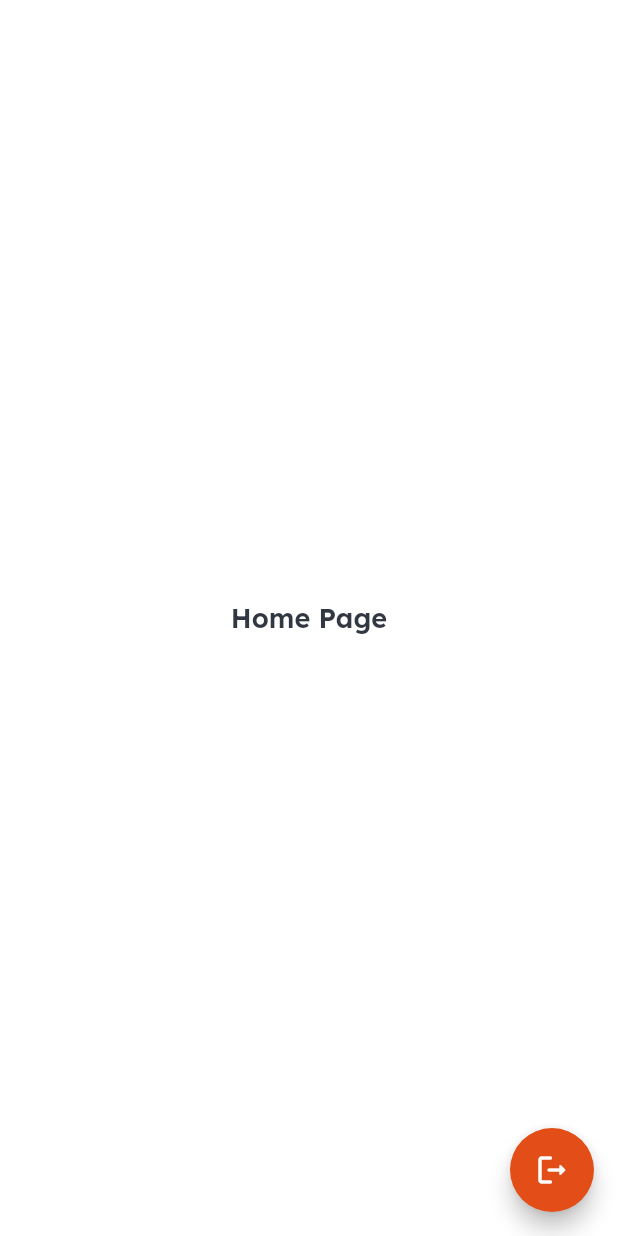
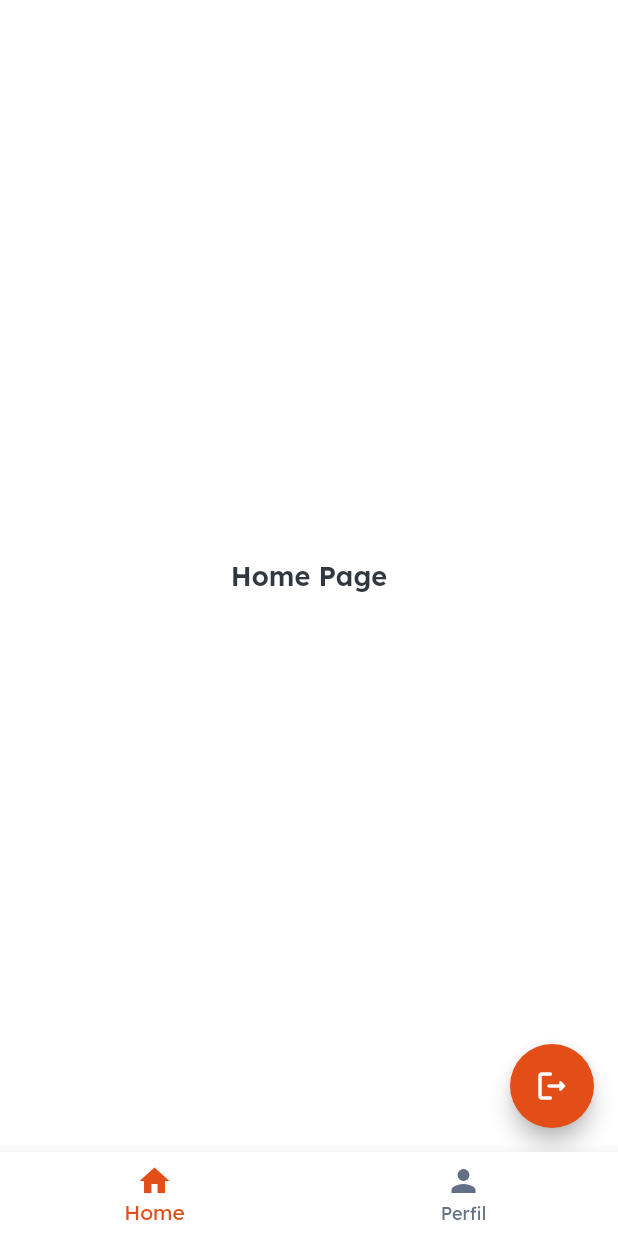
Before and after one commit to ViniciusPii/WIP-contact_auth_bloc_clean_arch, a Flutter app: the screen it shows once a user with an empty profile is signed in, after a tap on the "logout" icon, on a phone screen of 412 x 824 dp. Run offline on Flutter 3.47's test engine with Material 3 defaults, Android fonts, the phone set to English and light mode, and no system bars; our stand-ins replace bloc, firebase_auth, firebase_core, flutter_bloc, flutter_svg, get_it and 2 more; accounts and stored records are empty; generated files the repository leaves out were written again; network calls fail.

```diff
--- a/lib/src/di/inject.dart
+++ b/lib/src/di/inject.dart
@@ -11,6 +11,8 @@ import 'package:contact_auth_bloc/src/domain/use_cases/auth/sign_out_use_case.da
 import 'package:contact_auth_bloc/src/presentation/authentication/controller/authentication_cubit.dart';
 import 'package:contact_auth_bloc/src/presentation/home/controller/home_cubit.dart';
 import 'package:contact_auth_bloc/src/presentation/login/controller/login_cubit.dart';
+import 'package:contact_auth_bloc/src/presentation/navigation/controller/navigation_cubit.dart';
+import 'package:contact_auth_bloc/src/presentation/profile/controller/profile_cubit.dart';
 import 'package:contact_auth_bloc/src/presentation/welcome/controller/welcome_cubit.dart';
 import 'package:firebase_auth/firebase_auth.dart';
 import 'package:get_it/get_it.dart';
@@ -83,14 +85,20 @@ class Inject {
       ),
     );
     getIt.registerFactory(
-      () => HomeCubit(
-        signOutUseCase: getIt.get(),
-      ),
+      () => HomeCubit(),
     );
     getIt.registerFactory(
       () => AuthenticationCubit(
         isLoggedInUseCase: getIt.get(),
       ),
     );
+    getIt.registerFactory(
+      () => NavigationCubit(),
+    );
+    getIt.registerFactory(
+      () => ProfileCubit(
+        signOutUseCase: getIt.get(),
+      ),
+    );
   }
 }
--- a/lib/src/presentation/authentication/authentication_page.dart
+++ b/lib/src/presentation/authentication/authentication_page.dart
@@ -1,9 +1,7 @@
 import 'package:contact_auth_bloc/src/core/ui/base_bloc_state.dart';
 import 'package:contact_auth_bloc/src/presentation/authentication/controller/authentication_cubit.dart';
 import 'package:contact_auth_bloc/src/presentation/authentication/controller/authentication_state.dart';
-import 'package:contact_auth_bloc/src/presentation/home/home_page.dart';
-import 'package:contact_auth_bloc/src/presentation/login/login_page.dart';
-import 'package:contact_auth_bloc/src/presentation/welcome/welcome_page.dart';
+import 'package:contact_auth_bloc/src/routes/app_routes.dart';
 import 'package:flutter/material.dart';
 import 'package:flutter_bloc/flutter_bloc.dart';
 
@@ -27,9 +25,9 @@ class _AuthenticationPageState extends BaseBlocState<AuthenticationPage, Authent
       bloc: controller,
       builder: (context, state) {
         return switch (state) {
-          AuthenticationStateInitial() => const WelcomePage(),
-          AuthenticationStateAuthAuthenticated() => const HomePage(),
-          AuthenticationStateAuthUnauthenticated() => const LoginPage(),
+          AuthenticationStateInitial() => context.route(AppRoutes.welcome),
+          AuthenticationStateAuthUnauthenticated() => context.route(AppRoutes.login),
+          AuthenticationStateAuthAuthenticated() => context.route(AppRoutes.navigationPage),
         };
       },
     );
--- a/lib/src/presentation/home/controller/home_cubit.dart
+++ b/lib/src/presentation/home/controller/home_cubit.dart
@@ -1,21 +1,6 @@
 import 'package:bloc/bloc.dart';
-import 'package:contact_auth_bloc/src/core/errors/app_exceptions.dart';
-import 'package:contact_auth_bloc/src/domain/use_cases/auth/sign_out_use_case.dart';
 import 'package:contact_auth_bloc/src/presentation/home/controller/home_state.dart';
 
 class HomeCubit extends Cubit<HomeState> {
-  HomeCubit({
-    required SignOutUseCase signOutUseCase,
-  })  : _signOutUseCase = signOutUseCase,
-        super(const HomeStateInitial());
-
-  final SignOutUseCase _signOutUseCase;
-
-  Future<void> signOut() async {
-    try {
-      await _signOutUseCase();
-    } on AppGenericException catch (e) {
-      emit(HomeStateError(message: e.message ?? ''));
-    }
-  }
+  HomeCubit() : super(const HomeStateInitial());
 }
--- a/lib/src/presentation/home/home_page.dart
+++ b/lib/src/presentation/home/home_page.dart
@@ -31,8 +31,7 @@ class _HomePageState extends BaseBlocState<HomePage, HomeCubit> {
         },
         builder: (context, state) {
           return FloatingActionButton(
-            //TODO apagar após a pagina de detalhes
-            onPressed: () => controller.signOut(),
+            onPressed: () => {},
             child: const Icon(Icons.logout_rounded),
           );
         },
--- /dev/null
+++ b/lib/src/presentation/navigation/controller/navigation_cubit.dart
@@ -0,0 +1,8 @@
+import 'package:bloc/bloc.dart';
+import 'package:contact_auth_bloc/src/presentation/navigation/controller/navigation_state.dart';
+
+class NavigationCubit extends Cubit<NavigationState> {
+  NavigationCubit() : super(const NavigationStateCurrentPage(currentPageIndex: 0));
+
+  void changePage(int pageIndex) => emit(NavigationStateCurrentPage(currentPageIndex: pageIndex));
+}
--- /dev/null
+++ b/lib/src/presentation/navigation/controller/navigation_state.dart
@@ -0,0 +1,11 @@
+sealed class NavigationState {
+  const NavigationState({
+    required this.currentPageIndex,
+  });
+
+  final int currentPageIndex;
+}
+
+class NavigationStateCurrentPage extends NavigationState {
+  const NavigationStateCurrentPage({required super.currentPageIndex});
+}
--- /dev/null
+++ b/lib/src/presentation/navigation/navigation_page.dart
@@ -0,0 +1,58 @@
+import 'package:contact_auth_bloc/src/core/theme/app_styles.dart';
+import 'package:contact_auth_bloc/src/core/ui/base_bloc_state.dart';
+import 'package:contact_auth_bloc/src/presentation/navigation/controller/navigation_cubit.dart';
+import 'package:contact_auth_bloc/src/presentation/navigation/controller/navigation_state.dart';
+import 'package:contact_auth_bloc/src/routes/app_routes.dart';
+import 'package:flutter/material.dart';
+import 'package:flutter_bloc/flutter_bloc.dart';
+
+class NavigationPage extends StatefulWidget {
+  const NavigationPage({super.key});
+
+  @override
+  State<NavigationPage> createState() => _NavigationPageState();
+}
+
+class _NavigationPageState extends BaseBlocState<NavigationPage, NavigationCubit> {
+  @override
+  Widget build(BuildContext context) {
+    return BlocBuilder<NavigationCubit, NavigationState>(
+      bloc: controller,
+      builder: (context, state) {
+        return Scaffold(
+          body: _getPages(index: state.currentPageIndex),
+          bottomNavigationBar: BottomNavigationBar(
+            backgroundColor: AppStyles.background,
+            unselectedItemColor: AppStyles.textLightColor,
+            selectedItemColor: AppStyles.secondary,
+            currentIndex: state.currentPageIndex,
+            onTap: (index) {
+              controller.changePage(index);
+            },
+            items: const [
+              BottomNavigationBarItem(
+                label: 'Home',
+                icon: Icon(Icons.home),
+              ),
+              BottomNavigationBarItem(
+                label: 'Perfil',
+                icon: Icon(Icons.person),
+              ),
+            ],
+          ),
+        );
+      },
+    );
+  }
+
+  Widget _getPages({required int index}) {
+    switch (index) {
+      case 0:
+        return context.route(AppRoutes.home);
+      case 1:
+        return context.route(AppRoutes.profile);
+      default:
+        return context.route(AppRoutes.home);
+    }
+  }
+}
--- a/lib/src/routes/app_routes.dart
+++ b/lib/src/routes/app_routes.dart
@@ -1,21 +1,33 @@
 import 'package:contact_auth_bloc/src/presentation/authentication/authentication_page.dart';
 import 'package:contact_auth_bloc/src/presentation/home/home_page.dart';
 import 'package:contact_auth_bloc/src/presentation/login/login_page.dart';
+import 'package:contact_auth_bloc/src/presentation/navigation/navigation_page.dart';
+import 'package:contact_auth_bloc/src/presentation/profile/profile_page.dart';
 import 'package:contact_auth_bloc/src/presentation/welcome/welcome_page.dart';
-import 'package:flutter/widgets.dart';
+import 'package:flutter/material.dart';
 
 class AppRoutes {
   AppRoutes._();
 
   static String home = '/home';
   static String login = '/login';
+  static String profile = '/profile';
   static String welcome = '/welcome';
   static String authentication = "/authentication";
+  static String navigationPage = '/navigation/page';
 
   static Map<String, WidgetBuilder> routes = {
     home: (context) => const HomePage(),
     login: (context) => const LoginPage(),
+    profile: (context) => const ProfilePage(),
     welcome: (context) => const WelcomePage(),
+    navigationPage: (context) => const NavigationPage(),
     authentication: (context) => const AuthenticationPage(),
   };
 }
+
+extension RouteGetter on BuildContext {
+  Widget route(String routeName) {
+    return AppRoutes.routes[routeName]!(this);
+  }
+}
```
Also changed, not shown: lib/src/presentation/profile/controller/profile_cubit.dart (added, +20 -0 lines), lib/src/presentation/profile/controller/profile_state.dart (added, +13 -0 lines), lib/src/presentation/profile/profile_page.dart (added, +32 -0 lines).
